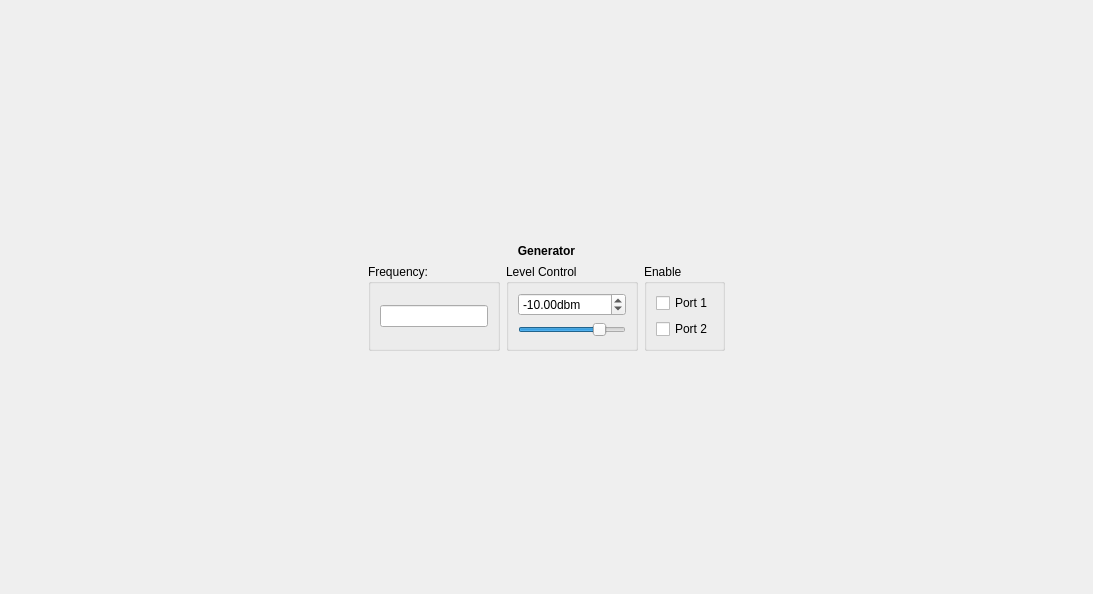
Above: Software/PC_Application/Generator/signalgenwidget.ui from jankae/LibreVNA before the change. Below: the same form after it.
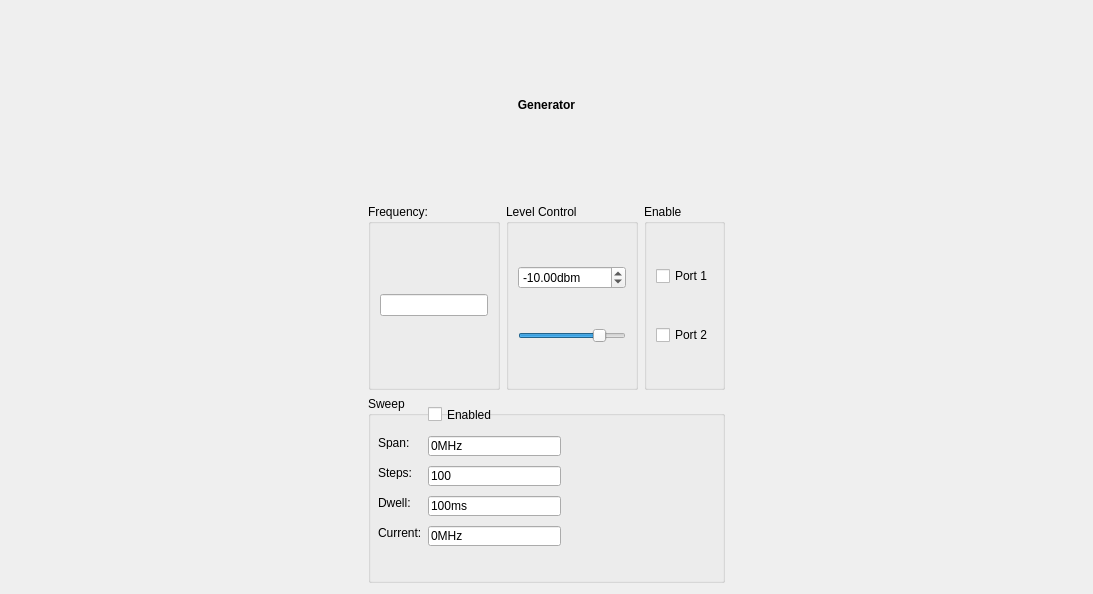
That is the form after the change. Custom widgets are drawn as their Qt base class.

Commit message: Sweep function added

What changed in the file:
```diff
--- a/Software/PC_Application/Generator/signalgenwidget.ui
+++ b/Software/PC_Application/Generator/signalgenwidget.ui
@@ -30,7 +30,7 @@
      </property>
      <property name="sizeHint" stdset="0">
       <size>
-       <width>197</width>
+       <width>40</width>
        <height>20</height>
       </size>
      </property>
@@ -38,19 +38,6 @@
    </item>
    <item>
     <layout class="QVBoxLayout" name="verticalLayout_4">
-     <item>
-      <spacer name="verticalSpacer">
-       <property name="orientation">
-        <enum>Qt::Vertical</enum>
-       </property>
-       <property name="sizeHint" stdset="0">
-        <size>
-         <width>20</width>
-         <height>40</height>
-        </size>
-       </property>
-      </spacer>
-     </item>
      <item>
       <widget class="QLabel" name="label">
        <property name="font">
@@ -157,17 +144,128 @@
       </layout>
      </item>
      <item>
-      <spacer name="verticalSpacer_2">
-       <property name="orientation">
-        <enum>Qt::Vertical</enum>
+      <widget class="QGroupBox" name="groupBox_4">
+       <property name="title">
+        <string>Sweep</string>
        </property>
-       <property name="sizeHint" stdset="0">
-        <size>
-         <width>20</width>
-         <height>40</height>
-        </size>
-       </property>
-      </spacer>
+       <widget class="SIUnitEdit" name="span">
+        <property name="geometry">
+         <rect>
+          <x>60</x>
+          <y>40</y>
+          <width>133</width>
+          <height>20</height>
+         </rect>
+        </property>
+        <property name="text">
+         <string>0MHz</string>
+        </property>
+       </widget>
+       <widget class="QLabel" name="label_2">
+        <property name="geometry">
+         <rect>
+          <x>10</x>
+          <y>40</y>
+          <width>47</width>
+          <height>13</height>
+         </rect>
+        </property>
+        <property name="text">
+         <string>Span:</string>
+        </property>
+       </widget>
+       <widget class="SIUnitEdit" name="steps">
+        <property name="geometry">
+         <rect>
+          <x>60</x>
+          <y>70</y>
+          <width>133</width>
+          <height>20</height>
+         </rect>
+        </property>
+        <property name="text">
+         <string>100</string>
+        </property>
+       </widget>
+       <widget class="QLabel" name="label_3">
+        <property name="geometry">
+         <rect>
+          <x>10</x>
+          <y>70</y>
+          <width>47</width>
+          <height>13</height>
+         </rect>
+        </property>
+        <property name="text">
+         <string>Steps:</string>
+        </property>
+       </widget>
+       <widget class="QLabel" name="label_4">
+        <property name="geometry">
+         <rect>
+          <x>10</x>
+          <y>100</y>
+          <width>47</width>
+          <height>13</height>
+         </rect>
+        </property>
+        <property name="text">
+         <string>Dwell:</string>
+        </property>
+       </widget>
+       <widget class="SIUnitEdit" name="dwell">
+        <property name="geometry">
+         <rect>
+          <x>60</x>
+          <y>100</y>
+          <width>133</width>
+          <height>20</height>
+         </rect>
+        </property>
+        <property name="text">
+         <string>100ms</string>
+        </property>
+       </widget>
+       <widget class="QCheckBox" name="EnabledSweep">
+        <property name="geometry">
+         <rect>
+          <x>60</x>
+          <y>10</y>
+          <width>101</width>
+          <height>17</height>
+         </rect>
+        </property>
+        <property name="text">
+         <string>Enabled</string>
+        </property>
+       </widget>
+       <widget class="QLabel" name="label_5">
+        <property name="geometry">
+         <rect>
+          <x>10</x>
+          <y>130</y>
+          <width>47</width>
+          <height>13</height>
+         </rect>
+        </property>
+        <property name="text">
+         <string>Current:</string>
+        </property>
+       </widget>
+       <widget class="SIUnitEdit" name="current">
+        <property name="geometry">
+         <rect>
+          <x>60</x>
+          <y>130</y>
+          <width>133</width>
+          <height>20</height>
+         </rect>
+        </property>
+        <property name="text">
+         <string>0MHz</string>
+        </property>
+       </widget>
+      </widget>
      </item>
     </layout>
    </item>
@@ -178,7 +276,7 @@
      </property>
      <property name="sizeHint" stdset="0">
       <size>
-       <width>196</width>
+       <width>40</width>
        <height>20</height>
       </size>
      </property>
```
The commit also changes 4 other files.
